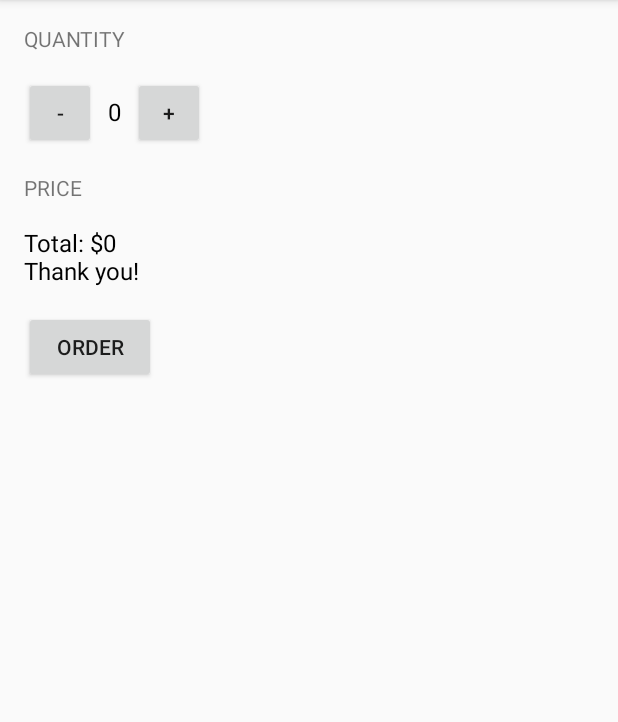
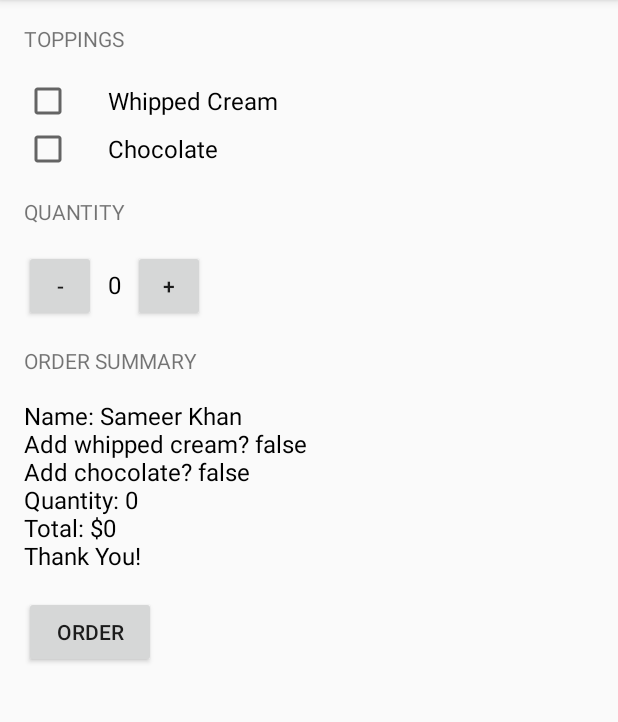
Before and after one commit to sameerkhan116/app_basics, an Android app: the screen it shows after launch (MainActivity), after a tap on "ORDER", on a phone screen of 412 x 824 dp, the part 84-806 px from its top. Run offline under Robolectric (Android 15) with nearby library versions, the phone set to English and light mode, and no system bars.

Commit message:
Made some progress

```diff
--- a/JustJava/app/src/main/java/com/example/android/justjava/MainActivity.java
+++ b/JustJava/app/src/main/java/com/example/android/justjava/MainActivity.java
@@ -10,6 +10,7 @@ package com.example.android.justjava;
 import android.os.Bundle;
 import android.support.v7.app.AppCompatActivity;
 import android.view.View;
+import android.widget.CheckBox;
 import android.widget.TextView;
 
 /**
@@ -38,9 +39,20 @@ public class MainActivity extends AppCompatActivity {
         display(quantity);
     }
 
+    private int calculatePrice() {
+        int price = quantity * 5;
+        return price;
+    }
+
     public void submitOrder(View view) {
-        String message = "Total: $" + (quantity*5) + "\nThank you!";
-        displayMessage(message);
+        CheckBox whippedCream = (CheckBox) findViewById(R.id.whipped_checkbox);
+        boolean hasWhippedCream = whippedCream.isChecked();
+        CheckBox chocolate = (CheckBox) findViewById(R.id.chocolate_checkbox);
+        boolean hasChoc = chocolate.isChecked();
+        int price = calculatePrice();
+        String priceMessage = createOrderSummary(price, hasWhippedCream, hasChoc);
+        displayMessage(priceMessage);
+
     }
 
     /**
@@ -55,8 +67,17 @@ public class MainActivity extends AppCompatActivity {
      * This method displays the given text on the screen.
      */
     private void displayMessage(String message) {
-        TextView priceTextView = (TextView) findViewById(R.id.price_text_view);
-        priceTextView.setText(message);
+        TextView orderSummaryTextView = (TextView) findViewById(R.id.order_summary_text_view);
+        orderSummaryTextView.setText(message);
     }
 
+    private String createOrderSummary(int price, boolean addWhippedCream, boolean addChoc) {
+        String priceMessage = "Name: Sameer Khan";
+        priceMessage += "\nAdd whipped cream? " + addWhippedCream;
+        priceMessage += "\nAdd chocolate? " + addChoc;
+        priceMessage += "\nQuantity: " + quantity;
+        priceMessage += "\nTotal: $" + price;
+        priceMessage += "\nThank You!";
+        return priceMessage;
+    }
 }
--- a/JustJava/app/src/main/res/layout/activity_main.xml
+++ b/JustJava/app/src/main/res/layout/activity_main.xml
@@ -1,22 +1,50 @@
 <?xml version="1.0" encoding="utf-8"?>
-<LinearLayout xmlns:android="http://schemas.android.com/apk/res/android"
+<ScrollView xmlns:android="http://schemas.android.com/apk/res/android"
     xmlns:tools="http://schemas.android.com/tools"
+    android:layout_width="match_parent"
+    android:layout_height="match_parent">
+
+    <LinearLayout
         android:id="@+id/activity_main"
         android:layout_width="match_parent"
         android:layout_height="match_parent"
+        android:orientation="vertical"
         android:paddingBottom="@dimen/activity_vertical_margin"
         android:paddingLeft="@dimen/activity_horizontal_margin"
         android:paddingRight="@dimen/activity_horizontal_margin"
         android:paddingTop="@dimen/activity_vertical_margin"
-    tools:context="com.example.android.justjava.MainActivity"
-    android:orientation="vertical" >
+        tools:context="com.example.android.justjava.MainActivity">
 
         <TextView
             android:layout_width="wrap_content"
             android:layout_height="wrap_content"
+            android:paddingBottom="16dp"
+            android:text="Toppings"
+            android:textAllCaps="true" />
+
+        <CheckBox
+            android:id="@+id/whipped_checkbox"
+            android:layout_width="wrap_content"
+            android:layout_height="wrap_content"
+            android:paddingLeft="24dp"
+            android:text="Whipped Cream"
+            android:textSize="16sp" />
+
+        <CheckBox
+            android:id="@+id/chocolate_checkbox"
+            android:layout_width="wrap_content"
+            android:layout_height="wrap_content"
+            android:paddingLeft="24dp"
+            android:text="Chocolate"
+            android:textSize="16sp" />
+
+        <TextView
+            android:layout_width="wrap_content"
+            android:layout_height="wrap_content"
+            android:paddingBottom="16dp"
+            android:paddingTop="16dp"
             android:text="quantity"
-        android:textAllCaps="true"
-        android:paddingBottom="16dp" />
+            android:textAllCaps="true" />
 
         <LinearLayout
             android:layout_width="wrap_content"
@@ -26,48 +54,50 @@
                 android:id="@+id/decrement"
                 android:layout_width="48dp"
                 android:layout_height="48dp"
-            android:text="-"
-            android:onClick="decrement" />
+                android:onClick="decrement"
+                android:text="-" />
 
             <TextView
                 android:id="@+id/quantity_text_view"
                 android:layout_width="wrap_content"
                 android:layout_height="wrap_content"
-            android:textSize="16sp"
+                android:padding="8dp"
                 android:text="0"
-            android:padding="8dp"
-            android:textColor="@android:color/black" />
+                android:textColor="@android:color/black"
+                android:textSize="16sp" />
 
             <Button
                 android:id="@+id/increment"
                 android:layout_width="48dp"
                 android:layout_height="48dp"
-            android:text="+"
-            android:onClick="increment" />
+                android:onClick="increment"
+                android:text="+" />
 
         </LinearLayout>
 
         <TextView
             android:layout_width="wrap_content"
             android:layout_height="wrap_content"
+            android:paddingBottom="16dp"
             android:paddingTop="16dp"
-        android:paddingBottom="16dp"
-        android:text="price"
+            android:text="order summary"
             android:textAllCaps="true" />
 
         <TextView
-        android:id="@+id/price_text_view"
+            android:id="@+id/order_summary_text_view"
             android:layout_width="wrap_content"
             android:layout_height="wrap_content"
+            android:paddingBottom="16dp"
             android:text="$0.00"
-        android:paddingBottom="16dp"
-        android:textSize="16dp"
-        android:textColor="@android:color/black" />
+            android:textColor="@android:color/black"
+            android:textSize="16dp" />
 
         <Button
             android:layout_width="wrap_content"
             android:layout_height="wrap_content"
-        android:text="Order"
-        android:onClick="submitOrder" />
+            android:onClick="submitOrder"
+            android:text="Order" />
 
     </LinearLayout>
+
+</ScrollView>
```
Lines whose indentation alone changed are shown as unchanged.
